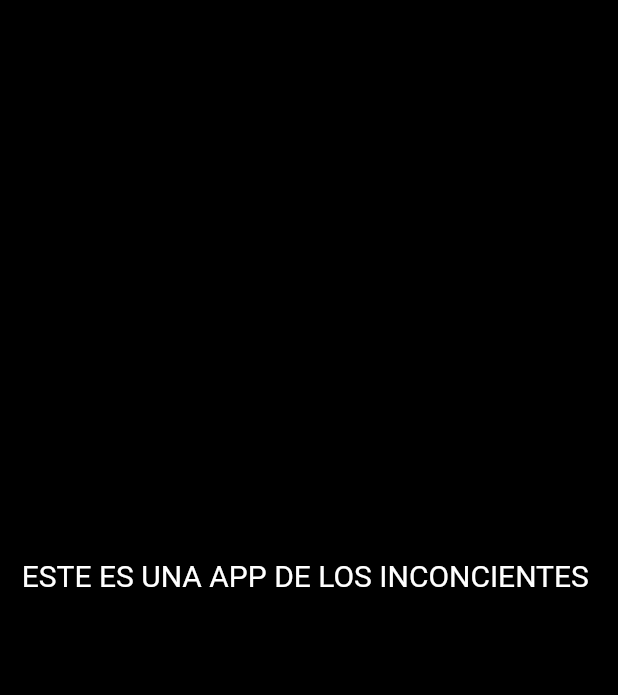
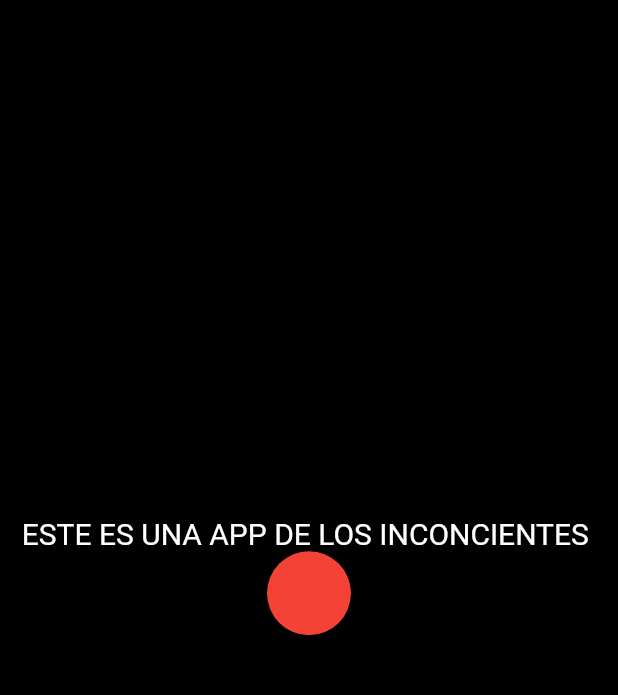
Before and after one commit to RIcki-cpu/help-med-repo, a Flutter app: the screen it shows after launch, on a phone screen of 412 x 824 dp, the part 84-779 px from its top. Run offline on Flutter 3.47's test engine with Material 2 defaults, Android fonts, the phone set to English and light mode, and no system bars.

Commit message:
un ligero cambio al main.dart

```diff
--- a/lib/main.dart
+++ b/lib/main.dart
@@ -76,11 +76,15 @@ class _MyHomePageState extends State<MyHomePage> {
         // the App.build method, and use it to set our appbar title.
         title: Text(widget.title),
       ),
-      body: const Center(
-          child: Text(
-        'ESTE ES UNA APP DE LOS INCONCIENTES ',
-        style: TextStyle(fontSize: 20, color: Colors.white),
-      )),
+      body: Center(
+          child: Column(
+            mainAxisAlignment: MainAxisAlignment.center,
+            children:  [
+              const Text( 'ESTE ES UNA APP DE LOS INCONCIENTES ',  style: TextStyle(fontSize: 20, color: Colors.white),
+              ),
+              FloatingActionButton(onPressed: () {}, backgroundColor: Colors.red,)
+            ],
+          )),
       // This trailing comma makes auto-formatting nicer for build methods.
     );
   }
```
